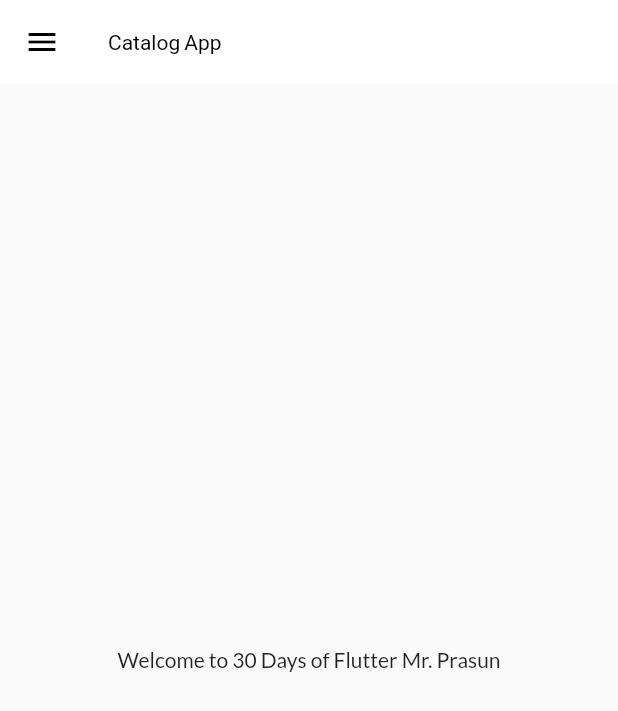
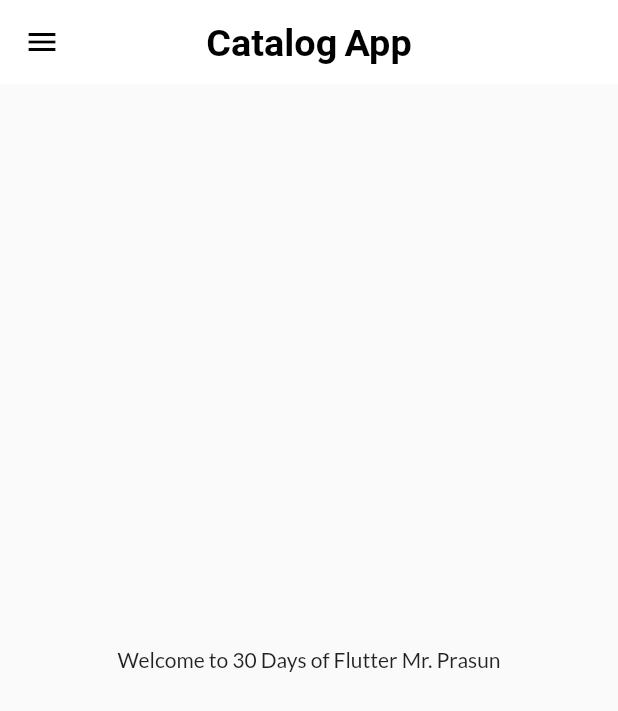
Before and after one commit to prashantbhattacharya20/Prasun-Bhattacharya-App, a Flutter app: the screen it shows after launch, on a phone screen of 412 x 824 dp. Shown: the top 711 px of the screen. Run offline on Flutter 3.47's test engine with Material 2 defaults, Android fonts, the phone set to English and light mode, and no system bars; our stand-ins replace google_fonts.

Commit message:
Day 10 Completed

```diff
--- a/lib/pages/home_page.dart
+++ b/lib/pages/home_page.dart
@@ -9,7 +9,11 @@ class HomePage extends StatelessWidget {
   Widget build(BuildContext context) {
     return Scaffold(
       appBar: AppBar(
-        title: Text("Catalog App",),
+        centerTitle: true,
+        title: Text("Catalog App",
+        textScaleFactor: 1.8,
+        style: TextStyle(fontWeight: FontWeight.bold),
+        ),
       ),
       body: Center(
         child: Container(
```
Also changed, not shown: lib/models/catalog.dart (added, +23 -0 lines).
